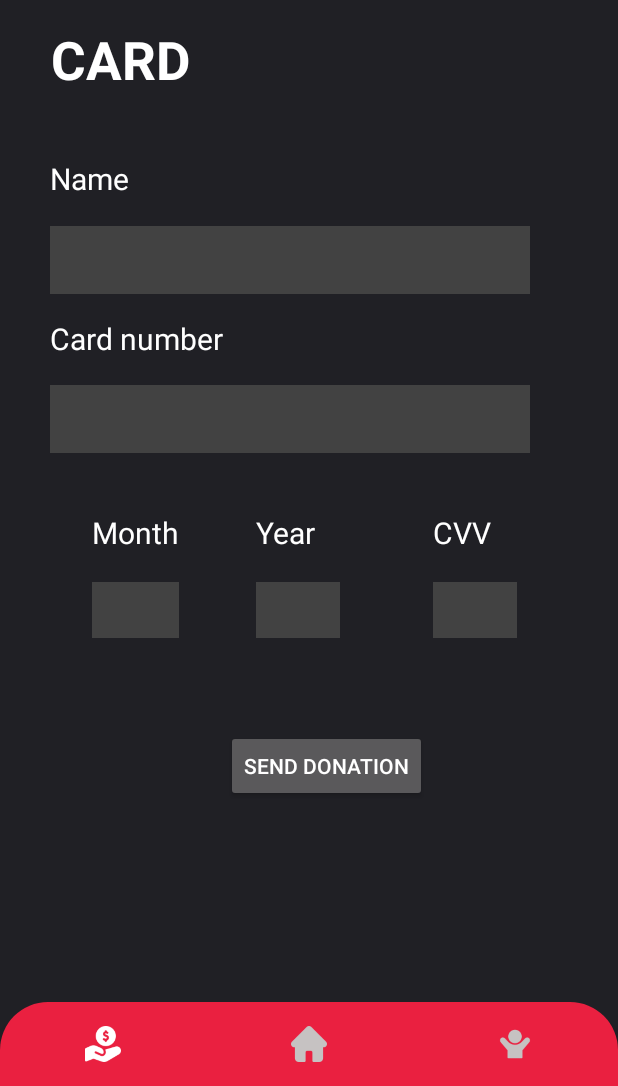
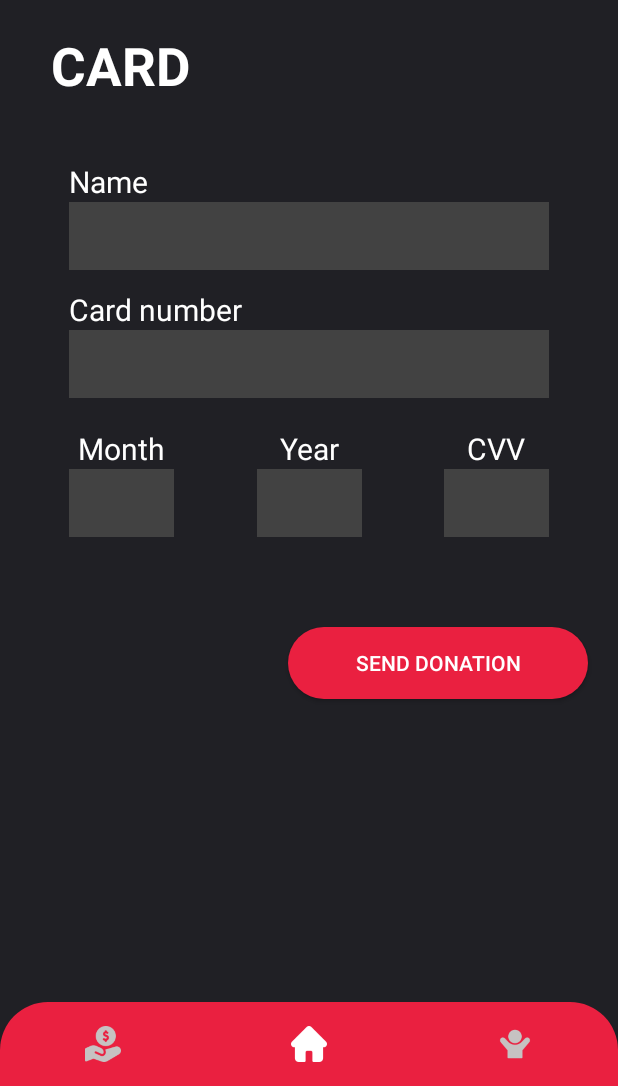
Before and after one commit to JoseTobon/BAMX, an Android app: the fragment TarjetaFragment placed in its activity, on a phone screen of 412 x 824 dp, the part 150-1236 px from its top. Run offline under Robolectric (Android 15) with nearby library versions, the phone set to English and light mode, and no system bars; our stand-ins replace Firebase (no records; nobody signed in at launch, a user with empty details on screens opened directly).

Commit message:
tarjeta y asi

```diff
--- a/app/src/main/java/mx/itesm/bamx/GalleryFragment.kt
+++ b/app/src/main/java/mx/itesm/bamx/GalleryFragment.kt
@@ -5,15 +5,30 @@ import androidx.fragment.app.Fragment
 import android.view.LayoutInflater
 import android.view.View
 import android.view.ViewGroup
+import android.widget.Button
 
 class GalleryFragment : Fragment() {
+
+    lateinit var izq : Button
 
     override fun onCreateView(
         inflater: LayoutInflater, container: ViewGroup?,
         savedInstanceState: Bundle?
     ): View? {
-        // Inflate the layout for this fragment
-        return inflater.inflate(R.layout.fragment_gallery, container, false)
+        val view = inflater.inflate(R.layout.fragment_gallery, container, false)
+
+        izq = view.findViewById(R.id.galeriaDer)
+
+        val homeFragment = HomeFragment()
+
+        izq.setOnClickListener {
+            fragmentManager?.beginTransaction()?.apply {
+                replace(R.id.containerView, homeFragment)
+                commit()
+            }
+        }
+
+        return view
     }
 
 
--- a/app/src/main/java/mx/itesm/bamx/MainActivity.kt
+++ b/app/src/main/java/mx/itesm/bamx/MainActivity.kt
@@ -21,6 +21,7 @@ class MainActivity : AppCompatActivity() {
         var homeFragment = HomeFragment()
 
         botomNav = findViewById(R.id.bottomNavigationView2)
+        botomNav.getMenu().findItem(R.id.nav_home).setChecked(true);
 
         serCurrentFragment(homeFragment)
 
--- a/app/src/main/java/mx/itesm/bamx/TarjetaFragment.kt
+++ b/app/src/main/java/mx/itesm/bamx/TarjetaFragment.kt
@@ -5,15 +5,33 @@ import androidx.fragment.app.Fragment
 import android.view.LayoutInflater
 import android.view.View
 import android.view.ViewGroup
+import android.widget.Button
+import android.widget.Toast
 
 
 class TarjetaFragment : Fragment() {
+
+    lateinit var boton : Button
+
     override fun onCreateView(
         inflater: LayoutInflater, container: ViewGroup?,
         savedInstanceState: Bundle?
     ): View? {
-        // Inflate the layout for this fragment
-        return inflater.inflate(R.layout.fragment_tarjeta, container, false)
+        val view = inflater.inflate(R.layout.fragment_tarjeta, container, false)
+
+        boton = view.findViewById(R.id.botonTarjeta)
+
+        val monetariasFragment = MonetariasFragment()
+
+        boton.setOnClickListener {
+            Toast.makeText(activity,"ENVIADO CON ÉXITO", Toast.LENGTH_SHORT).show()
+            fragmentManager?.beginTransaction()?.apply {
+                replace(R.id.containerView, monetariasFragment)
+                commit()
+            }
+        }
+
+        return view
     }
 
 }
--- a/app/src/main/res/layout/fragment_gallery.xml
+++ b/app/src/main/res/layout/fragment_gallery.xml
@@ -10,9 +10,9 @@
 
     <TextView
         android:id="@+id/textView29"
-        android:layout_width="345dp"
-        android:layout_height="57dp"
-        android:layout_marginTop="16dp"
+        android:layout_width="wrap_content"
+        android:layout_height="wrap_content"
+        android:layout_marginTop="20dp"
         android:text="@string/galeria_text1"
         android:textColor="@color/white"
         android:textSize="35dp"
@@ -140,11 +140,23 @@
                 android:layout_width="314dp"
                 android:layout_height="144dp"
                 android:layout_marginTop="20dp"
+                android:layout_marginBottom="20dp"
                 android:src="@drawable/rescate16"
+                app:layout_constraintBottom_toBottomOf="parent"
                 app:layout_constraintEnd_toEndOf="parent"
                 app:layout_constraintStart_toStartOf="parent"
                 app:layout_constraintTop_toBottomOf="@+id/imageView28" />
 
         </androidx.constraintlayout.widget.ConstraintLayout>
     </ScrollView>
+
+    <Button
+        android:id="@+id/galeriaDer"
+        android:layout_width="40dp"
+        android:layout_height="wrap_content"
+        android:layout_marginTop="20dp"
+        android:background="@drawable/flechaizq"
+        android:backgroundTint="@color/white"
+        app:layout_constraintStart_toStartOf="parent"
+        app:layout_constraintTop_toTopOf="parent" />
 </androidx.constraintlayout.widget.ConstraintLayout>
--- a/app/src/main/res/layout/fragment_tarjeta.xml
+++ b/app/src/main/res/layout/fragment_tarjeta.xml
@@ -13,8 +13,8 @@
     <TextView
         android:id="@+id/textView"
         android:layout_width="344dp"
-        android:layout_height="0dp"
-        android:layout_marginTop="16dp"
+        android:layout_height="wrap_content"
+        android:layout_marginTop="20dp"
         android:text="@string/tarjeta_text1"
         android:textColor="@color/white"
         android:textSize="35dp"
@@ -26,144 +26,136 @@
 
     <EditText
         android:id="@+id/name3"
-        android:layout_width="0dp"
-        android:layout_height="0dp"
+        android:layout_width="70dp"
+        android:layout_height="45dp"
         android:background="#424242"
         android:ems="10"
-        android:inputType="textPersonName"
+        android:inputType="number"
         android:textColor="@color/white"
-        app:layout_constraintBottom_toBottomOf="@+id/name4"
-        app:layout_constraintEnd_toEndOf="@+id/text3"
-        app:layout_constraintStart_toStartOf="@+id/text3"
+        app:layout_constraintStart_toStartOf="@+id/name2"
         app:layout_constraintTop_toTopOf="@+id/name4"
         tools:ignore="TouchTargetSizeCheck,SpeakableTextPresentCheck" />
 
 
     <EditText
         android:id="@+id/name5"
-        android:layout_width="56dp"
-        android:layout_height="0dp"
-        android:layout_marginEnd="67dp"
+        android:layout_width="70dp"
+        android:layout_height="45dp"
+        android:background="#424242"
+        android:ems="10"
+        android:inputType="number"
+        android:textColor="@color/white"
+        app:layout_constraintEnd_toEndOf="@+id/name2"
+        app:layout_constraintTop_toBottomOf="@+id/text5"
+        tools:ignore="TouchTargetSizeCheck,SpeakableTextPresentCheck" />
+
+    <EditText
+        android:id="@+id/name1"
+        android:layout_width="320dp"
+        android:layout_height="45dp"
         android:background="#424242"
         android:ems="10"
         android:inputType="textPersonName"
         android:textColor="@color/white"
-        app:layout_constraintBottom_toBottomOf="@+id/name4"
         app:layout_constraintEnd_toEndOf="parent"
-        app:layout_constraintTop_toTopOf="@+id/name4"
-        tools:ignore="TouchTargetSizeCheck,SpeakableTextPresentCheck" />
-
-    <EditText
-        android:id="@+id/name1"
-        android:layout_width="0dp"
-        android:layout_height="45dp"
-        android:layout_marginTop="45dp"
-        android:layout_marginBottom="44dp"
-        android:background="#424242"
-        android:ems="10"
-        android:inputType="textPersonName"
-        android:textColor="@color/white"
-        app:layout_constraintBottom_toBottomOf="@+id/textView9"
-        app:layout_constraintEnd_toEndOf="@+id/name2"
-        app:layout_constraintStart_toStartOf="@+id/textView9"
-        app:layout_constraintTop_toTopOf="@+id/text12"
+        app:layout_constraintStart_toStartOf="parent"
+        app:layout_constraintTop_toBottomOf="@+id/text12"
         tools:ignore="TouchTargetSizeCheck,SpeakableTextPresentCheck" />
 
     <EditText
         android:id="@+id/name2"
         android:layout_width="320dp"
         android:layout_height="45dp"
-        android:layout_marginTop="124dp"
-        android:layout_marginBottom="123dp"
+        android:layout_marginTop="40dp"
         android:background="#424242"
         android:ems="10"
-        android:inputType="textPersonName"
+        android:inputType="number"
         android:textColor="@color/white"
-        app:layout_constraintBottom_toBottomOf="@+id/name3"
-        app:layout_constraintStart_toStartOf="@+id/textView9"
-        app:layout_constraintTop_toBottomOf="@+id/text12"
+        app:layout_constraintEnd_toEndOf="parent"
+        app:layout_constraintStart_toStartOf="parent"
+        app:layout_constraintTop_toBottomOf="@+id/name1"
         tools:ignore="TouchTargetSizeCheck,SpeakableTextPresentCheck" />
 
     <TextView
         android:id="@+id/text12"
         android:layout_width="wrap_content"
         android:layout_height="wrap_content"
-        android:layout_marginTop="105dp"
+        android:layout_marginTop="40dp"
         android:text="@string/tarjeta_text2"
         android:textColor="@color/white"
         android:textSize="20sp"
         app:layout_constraintStart_toStartOf="@+id/name1"
-        app:layout_constraintTop_toTopOf="parent" />
+        app:layout_constraintTop_toBottomOf="@+id/textView" />
 
 
     <TextView
         android:id="@+id/textView9"
         android:layout_width="wrap_content"
         android:layout_height="wrap_content"
-        android:layout_marginStart="33dp"
-        android:layout_marginBottom="17dp"
         android:text="@string/tarjeta_text3"
         android:textColor="@color/white"
         android:textSize="20sp"
         app:layout_constraintBottom_toTopOf="@+id/name2"
-        app:layout_constraintStart_toStartOf="parent" />
+        app:layout_constraintStart_toStartOf="@+id/name2" />
 
 
     <Button
-        android:id="@+id/button"
-        android:layout_width="wrap_content"
+        android:id="@+id/botonTarjeta"
+        android:layout_width="200dp"
         android:layout_height="wrap_content"
-        android:layout_marginTop="61dp"
-        android:layout_marginEnd="4dp"
+        android:layout_marginTop="60dp"
+        android:layout_marginEnd="20dp"
+        android:background="@drawable/botonbordes"
         android:text="@string/tarjeta_boton1"
-        app:layout_constraintEnd_toStartOf="@+id/name5"
+        app:layout_constraintEnd_toEndOf="parent"
         app:layout_constraintTop_toBottomOf="@+id/name4" />
 
     <TextView
         android:id="@+id/text3"
-        android:layout_width="wrap_content"
+        android:layout_width="70dp"
         android:layout_height="wrap_content"
-        android:layout_marginStart="28dp"
-        android:layout_marginTop="341dp"
+        android:layout_marginTop="20dp"
         android:text="@string/tarjeta_text4"
+        android:textAlignment="center"
         android:textColor="@color/white"
         android:textSize="20sp"
-        app:layout_constraintStart_toStartOf="@+id/name2"
-        app:layout_constraintTop_toTopOf="parent" />
+        app:layout_constraintStart_toStartOf="@+id/name3"
+        app:layout_constraintTop_toBottomOf="@+id/name2" />
 
     <TextView
         android:id="@+id/text4"
-        android:layout_width="wrap_content"
+        android:layout_width="70dp"
         android:layout_height="wrap_content"
-        android:layout_marginStart="51dp"
         android:text="@string/tarjeta_text5"
+        android:textAlignment="center"
         android:textColor="@color/white"
         android:textSize="20sp"
+        app:layout_constraintEnd_toStartOf="@+id/text5"
         app:layout_constraintStart_toEndOf="@+id/text3"
         app:layout_constraintTop_toTopOf="@+id/text3" />
 
     <TextView
         android:id="@+id/text5"
-        android:layout_width="wrap_content"
+        android:layout_width="70dp"
         android:layout_height="wrap_content"
-        android:layout_marginBottom="19dp"
         android:text="@string/tarjeta_text6"
+        android:textAlignment="center"
         android:textColor="@color/white"
         android:textSize="20sp"
-        app:layout_constraintBottom_toTopOf="@+id/name5"
-        app:layout_constraintStart_toStartOf="@+id/name5" />
+        app:layout_constraintEnd_toEndOf="@+id/name2"
+        app:layout_constraintTop_toTopOf="@+id/text4" />
 
     <EditText
         android:id="@+id/name4"
-        android:layout_width="56dp"
-        android:layout_height="37dp"
-        android:layout_marginTop="19dp"
+        android:layout_width="70dp"
+        android:layout_height="45dp"
         android:background="#424242"
         android:ems="10"
-        android:inputType="textPersonName"
+        android:inputType="number"
         android:textColor="@color/white"
-        app:layout_constraintStart_toStartOf="@+id/text4"
-        app:layout_constraintTop_toBottomOf="@+id/text4"
+        app:layout_constraintEnd_toStartOf="@+id/name5"
+        app:layout_constraintStart_toEndOf="@+id/name3"
+        app:layout_constraintTop_toTopOf="@+id/name5"
         tools:ignore="TouchTargetSizeCheck,SpeakableTextPresentCheck" />
 
 </androidx.constraintlayout.widget.ConstraintLayout>
--- a/app/src/main/res/values/strings.xml
+++ b/app/src/main/res/values/strings.xml
@@ -55,7 +55,7 @@
     <!-- TODO: Remove or change this placeholder text -->
 
     <string name="acercade_text0">About us</string>
-    <string name="acercade_text1">¿Who are we?</string>
+    <string name="acercade_text1">Who are we?</string>
     <string name="acercade_text2">We are a civil organization with a common vision: to reduce food poverty in Jalisco. We legally conformed in April 1992.</string>
     <string name="acercade_text3">We were just a few dreamers with great purposes: Ricardo Bon Echavarría, Luis Adolfo Orozco Fernández and Everardo Cornejo Padilla, entrepreneurs from the Mercado de Abastos de Guadalajara, realized how unbalanced things were: a large amount of food was wasted every day, while many people lived hungry, with nothing to put in your mouth.</string>
     <string name="acercade_text4">They joined Cáritas, to collect excess food and distribute it among families in vulnerable situations. Since then, this group of dreamers has grown in number and will. So much so that, after the formation of the Food Bank of Guadalajara, our model began to be replicated, to create a network of 55 banks in the country: the Food Bank of Mexico BAMX.</string>
```
